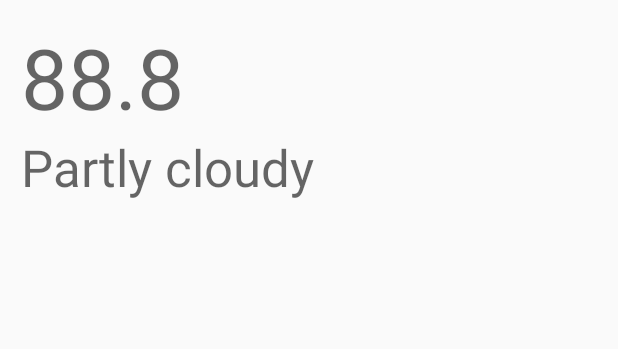
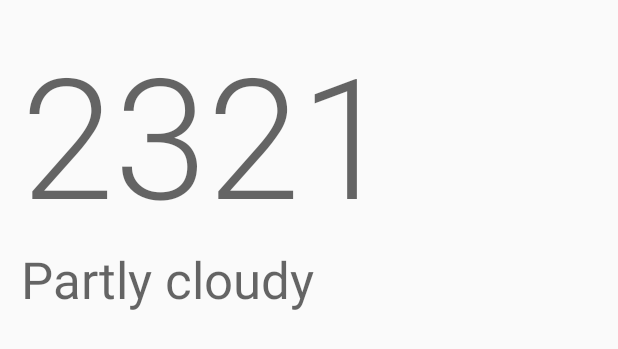
Before and after one commit to YashMistry1406/AD-340, an Android app: the layout activity_forecast_details.xml on its own in the app's theme, with its tools: preview values and no code run, on a phone screen of 412 x 824 dp. Shown: the top 349 px of the screen. Run offline under Robolectric (Android 15) with nearby library versions, the light colour scheme and no system bars.

Commit message:
week 4 1-hour left

```diff
--- a/app/src/main/java/com/example/ad340/DailyForecastAdapter.kt
+++ b/app/src/main/java/com/example/ad340/DailyForecastAdapter.kt
@@ -7,6 +7,7 @@ import android.widget.TextView
 import androidx.recyclerview.widget.DiffUtil
 import androidx.recyclerview.widget.ListAdapter
 import androidx.recyclerview.widget.RecyclerView
+import com.example.ad340.details.formatTempForDisplay
 
 class DailyForecastViewHolder(view: View): RecyclerView.ViewHolder(view) {
 
@@ -18,7 +19,7 @@ class DailyForecastViewHolder(view: View): RecyclerView.ViewHolder(view) {
 
 
     fun bind (dailyForecast: DailyForecast) {
-        tempText.text =String.format("%.2f",dailyForecast.temp)
+        tempText.text = formatTempForDisplay(dailyForecast.temp)
         descriptionText.text = dailyForecast.description
 
 
--- a/app/src/main/java/com/example/ad340/MainActivity.kt
+++ b/app/src/main/java/com/example/ad340/MainActivity.kt
@@ -40,6 +40,7 @@ class MainActivity : AppCompatActivity() {
 
 
         }
+
         val forecastList: RecyclerView = findViewById(R.id.forecastList)
         forecastList.layoutManager = LinearLayoutManager(this)
         val dailyForecastAdapter = DailyForecastAdapter() {forecast ->
@@ -60,12 +61,12 @@ class MainActivity : AppCompatActivity() {
             dailyForecastAdapter.submitList(forecastItems)
 
 
+
         }
 
 
         forecastRepository.weeklyForecast.observe(this, weeklyForecastObserver)
     }
-
     private fun showforecastDetails(forecast:DailyForecast) {
         val forecastDetailsIntent=Intent(this,ForecastDetailsActivity::class.java)
         forecastDetailsIntent.putExtra("key_temp",forecast.temp)
@@ -74,6 +75,8 @@ class MainActivity : AppCompatActivity() {
         startActivity(forecastDetailsIntent)
 
     }
+
+
 }
 //    override fun onStart() {
 //        super.onStart()
--- /dev/null
+++ b/app/src/main/java/com/example/ad340/details/formatTempForDisplay.kt
@@ -0,0 +1,5 @@
+package com.example.ad340.details
+
+fun formatTempForDisplay(temp:Float):String{
+    return String.format("%.2f",temp)
+}
--- a/app/src/main/res/layout/activity_forecast_details.xml
+++ b/app/src/main/res/layout/activity_forecast_details.xml
@@ -12,12 +12,15 @@
       android:layout_marginStart="14dp"
       android:layout_marginTop="14dp"
       android:layout_marginEnd="14dp"
-      android:textAppearance="@style/TextAppearance.AppCompat.Display3"
+      android:ellipsize="end"
+      android:maxLines="1"
+
+      android:textAppearance="@style/TextAppearance.AppCompat.Display4"
       app:layout_constraintEnd_toEndOf="parent"
       app:layout_constraintHorizontal_bias="0.0"
       app:layout_constraintStart_toStartOf="parent"
       app:layout_constraintTop_toTopOf="parent"
-      tools:text="88.8" />
+      tools:text="2321" />
 
   <TextView
       android:id="@+id/descriptionText"
```
Also changed, not shown: app/src/main/java/com/example/ad340/details/ForecastDetailsActivity.kt (+5 -6 lines).
